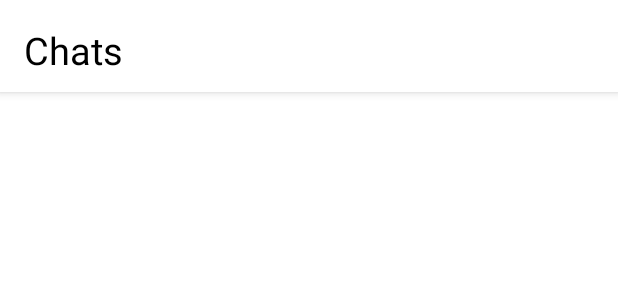
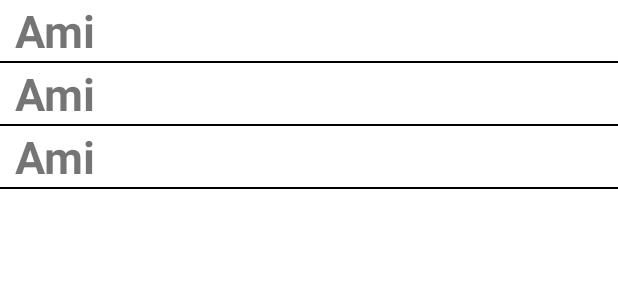
Before and after one commit to meunaught/ShareNCare, an Android app: the layout activity_chat_list.xml on its own in the app's theme, with its tools: preview values and no code run, on a phone screen of 412 x 824 dp. Shown: the top 300 px of the screen. Run offline under Robolectric (Android 15) with nearby library versions, the phone set to English and light mode, and no system bars.

Commit message:
chat list

```diff
--- a/app/build.gradle
+++ b/app/build.gradle
@@ -51,10 +51,7 @@ dependencies {
     testImplementation 'junit:junit:4.13.2'
     androidTestImplementation 'androidx.test.ext:junit:1.1.3'
     androidTestImplementation 'androidx.test.espresso:espresso-core:3.4.0'
-<<<<<<< HEAD
     implementation 'com.squareup.picasso:picasso:2.71828'
-=======
->>>>>>> 21be2ea03b96964ba727d577e8e128e22db66e97
     implementation 'com.google.firebase:firebase-analytics-ktx'
     implementation 'com.google.firebase:firebase-core:21.1.1'
     implementation 'com.google.firebase:firebase-auth:21.0.8'
--- a/app/src/main/res/layout/activity_chat_list.xml
+++ b/app/src/main/res/layout/activity_chat_list.xml
@@ -1,57 +1,14 @@
 <?xml version="1.0" encoding="utf-8"?>
-<LinearLayout
-    xmlns:android="http://schemas.android.com/apk/res/android"
+<androidx.constraintlayout.widget.ConstraintLayout xmlns:android="http://schemas.android.com/apk/res/android"
     xmlns:tools="http://schemas.android.com/tools"
     android:layout_width="match_parent"
-    android:layout_height="match_parent"
-    tools:context=".ChatListActivity"
-    android:orientation="vertical"
-    >
-
-    <com.google.android.material.appbar.AppBarLayout
-        android:id="@+id/app_bar_layout_activity_chat_list"
-        android:layout_width="match_parent"
-        android:layout_height="wrap_content"
-        android:background="@color/white"
-        >
-        <androidx.appcompat.widget.Toolbar
-            android:id="@+id/toolbar_activity_chat_list"
-            android:layout_width="match_parent"
-            android:layout_height="wrap_content"
-            android:background="@android:color/white"
-            android:layout_marginTop="5dp"
-            >
-            <LinearLayout
-                android:layout_width="match_parent"
-                android:layout_height="wrap_content"
-                android:orientation="horizontal"
-                android:layout_marginEnd="20dp"
-                >
-
-                <TextView
-                    android:layout_width="match_parent"
-                    android:layout_height="wrap_content"
-                    android:layout_marginEnd="20dp"
-                    android:text="Chats"
-                    android:textSize="25sp"
-                    android:textColor="@color/black"
-                    />
-
-
-            </LinearLayout>
-
-        </androidx.appcompat.widget.Toolbar>
-
-    </com.google.android.material.appbar.AppBarLayout>
+    android:layout_height="match_parent">
 
     <androidx.recyclerview.widget.RecyclerView
+        android:id="@+id/userRecyclerView"
         android:layout_width="match_parent"
-        android:layout_height="wrap_content"
-        android:layout_marginStart="15dp"
-        android:layout_marginEnd="15dp"
-        >
-
-    </androidx.recyclerview.widget.RecyclerView>
-
-
-</LinearLayout>
+        android:layout_height="match_parent"
+        tools:listitem="@layout/user_layout"
+        tools:layout_editor_absoluteX="1dp"
+        tools:layout_editor_absoluteY="1dp" />
+</androidx.constraintlayout.widget.ConstraintLayout>
--- /dev/null
+++ b/app/src/main/res/layout/user_layout.xml
@@ -0,0 +1,21 @@
+<?xml version="1.0" encoding="utf-8"?>
+<RelativeLayout xmlns:android="http://schemas.android.com/apk/res/android"
+    android:layout_width="match_parent"
+    android:layout_height="wrap_content">
+
+    <TextView
+        android:id="@+id/txt_name"
+        android:layout_width="wrap_content"
+        android:layout_height="wrap_content"
+        android:layout_marginLeft="10dp"
+        android:text="Ami"
+        android:textSize="30sp"
+        android:textStyle="bold"
+        android:layout_marginStart="10dp"/>
+    <View
+        android:layout_width="match_parent"
+        android:layout_height="1dp"
+        android:layout_below="@id/txt_name"
+        android:background="@color/black"
+        />
+</RelativeLayout>
```
Also changed, not shown: app/src/main/java/com/example/sharencare/ChatListActivity.kt (+45 -0 lines), app/src/main/java/com/example/sharencare/adapter/ChatUserAdapter.kt (added, +33 -0 lines).
